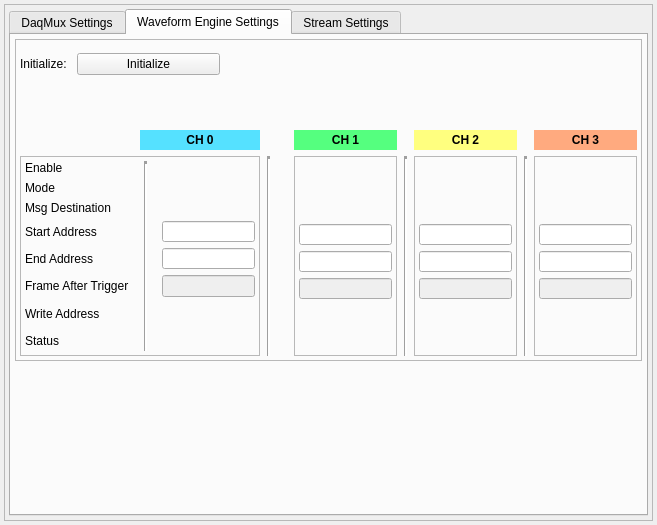
Before: the Qt Designer form new_look/mux.ui in cristinasewell/ATCA_PyDM_Screens, drawn with Qt 5.
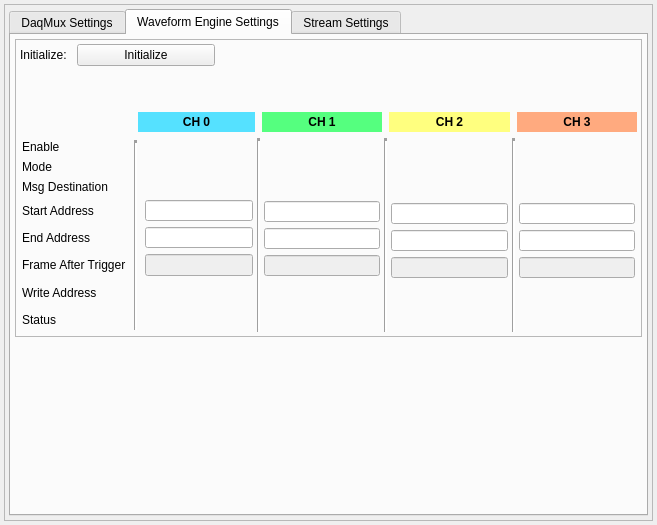
After: the same form once the commit is applied. The open tabs and pages were chosen to show the change. Custom widgets are drawn as their Qt base class.

Commit message: MNT: stretch the layout a bit for mux settings

The edit to the form file:
```diff
--- a/new_look/mux.ui
+++ b/new_look/mux.ui
@@ -925,7 +925,7 @@
                <number>4</number>
               </property>
               <property name="horizontalSpacing">
-               <number>7</number>
+               <number>2</number>
               </property>
               <item row="0" column="0">
                <layout class="QHBoxLayout" name="horizontalLayout_5" stretch="0,1,0">
@@ -976,7 +976,7 @@
               <item row="3" column="0">
                <widget class="QFrame" name="frame_10">
                 <property name="frameShape">
-                 <enum>QFrame::StyledPanel</enum>
+                 <enum>QFrame::NoFrame</enum>
                 </property>
                 <property name="frameShadow">
                  <enum>QFrame::Raised</enum>
@@ -986,19 +986,19 @@
                 </property>
                 <layout class="QGridLayout" name="gridLayout_9">
                  <property name="leftMargin">
-                  <number>4</number>
+                  <number>2</number>
                  </property>
                  <property name="topMargin">
-                  <number>4</number>
+                  <number>2</number>
                  </property>
                  <property name="rightMargin">
-                  <number>4</number>
+                  <number>2</number>
                  </property>
                  <property name="bottomMargin">
-                  <number>4</number>
+                  <number>2</number>
                  </property>
                  <property name="horizontalSpacing">
-                  <number>15</number>
+                  <number>8</number>
                  </property>
                  <item row="0" column="0">
                   <widget class="QLabel" name="label_21">
@@ -1136,6 +1136,9 @@
                    <property name="channel" stdset="0">
                     <string>ca://${DEVICE}:WFENG${ENG}_ENDADDR0</string>
                    </property>
+                   <property name="displayFormat" stdset="0">
+                    <enum>PyDMLineEdit::Hex</enum>
+                   </property>
                   </widget>
                  </item>
                  <item row="7" column="0">
@@ -1420,6 +1423,9 @@
                    <property name="channel" stdset="0">
                     <string>ca://${DEVICE}:WFENG${ENG}_STARTADDR0</string>
                    </property>
+                   <property name="displayFormat" stdset="0">
+                    <enum>PyDMLineEdit::Hex</enum>
+                   </property>
                   </widget>
                  </item>
                  <item row="2" column="0">
@@ -1486,7 +1492,7 @@
               <item row="3" column="2">
                <widget class="QFrame" name="frame_11">
                 <property name="frameShape">
-                 <enum>QFrame::StyledPanel</enum>
+                 <enum>QFrame::NoFrame</enum>
                 </property>
                 <property name="frameShadow">
                  <enum>QFrame::Raised</enum>
@@ -1496,17 +1502,20 @@
                 </property>
                 <layout class="QGridLayout" name="gridLayout_10">
                  <property name="leftMargin">
-                  <number>4</number>
+                  <number>2</number>
                  </property>
                  <property name="topMargin">
-                  <number>4</number>
+                  <number>2</number>
                  </property>
                  <property name="rightMargin">
-                  <number>4</number>
+                  <number>2</number>
                  </property>
                  <property name="bottomMargin">
                   <number>4</number>
                  </property>
+                 <property name="horizontalSpacing">
+                  <number>2</number>
+                 </property>
                  <item row="0" column="0">
                   <widget class="PyDMEnumButton" name="PyDMEnumButton_16">
                    <property name="sizePolicy">
@@ -1706,6 +1715,9 @@
                    <property name="channel" stdset="0">
                     <string>ca://${DEVICE}:WFENG${ENG}_STARTADDR1</string>
                    </property>
+                   <property name="displayFormat" stdset="0">
+                    <enum>PyDMLineEdit::Hex</enum>
+                   </property>
                   </widget>
                  </item>
                  <item row="4" column="0">
@@ -1739,6 +1751,9 @@
                    <property name="channel" stdset="0">
                     <string>ca://${DEVICE}:WFENG${ENG}_ENDADDR1</string>
                    </property>
+                   <property name="displayFormat" stdset="0">
+                    <enum>PyDMLineEdit::Hex</enum>
+                   </property>
                   </widget>
                  </item>
                  <item row="5" column="0">
@@ -1855,7 +1870,7 @@
               <item row="3" column="4">
                <widget class="QFrame" name="frame_9">
                 <property name="frameShape">
-                 <enum>QFrame::StyledPanel</enum>
+                 <enum>QFrame::NoFrame</enum>
                 </property>
                 <property name="frameShadow">
                  <enum>QFrame::Raised</enum>
@@ -1865,16 +1880,19 @@
                 </property>
                 <layout class="QGridLayout" name="gridLayout_8">
                  <property name="leftMargin">
-                  <number>4</number>
+                  <number>2</number>
                  </property>
                  <property name="topMargin">
-                  <number>4</number>
+                  <number>2</number>
                  </property>
                  <property name="rightMargin">
-                  <number>4</number>
+                  <number>2</number>
                  </property>
                  <property name="bottomMargin">
-                  <number>4</number>
+                  <number>2</number>
+                 </property>
+                 <property name="horizontalSpacing">
+                  <number>2</number>
                  </property>
                  <item row="5" column="0">
                   <widget class="PyDMLineEdit" name="PyDMLineEdit_12">
@@ -1934,6 +1952,9 @@
                    <property name="channel" stdset="0">
                     <string>ca://${DEVICE}:WFENG${ENG}_STARTADDR2</string>
                    </property>
+                   <property name="displayFormat" stdset="0">
+                    <enum>PyDMLineEdit::Hex</enum>
+                   </property>
                   </widget>
                  </item>
                  <item row="1" column="0">
@@ -2120,6 +2141,9 @@
                    <property name="channel" stdset="0">
                     <string>ca://${DEVICE}:WFENG${ENG}_ENDADDR2</string>
                    </property>
+                   <property name="displayFormat" stdset="0">
+                    <enum>PyDMLineEdit::Hex</enum>
+                   </property>
                   </widget>
                  </item>
                  <item row="7" column="0">
@@ -2242,22 +2266,6 @@
                 </property>
                </widget>
               </item>
-              <item row="0" column="1">
-               <spacer name="verticalSpacer">
-                <property name="orientation">
-                 <enum>Qt::Vertical</enum>
-                </property>
-                <property name="sizeType">
-                 <enum>QSizePolicy::Preferred</enum>
-                </property>
-                <property name="sizeHint" stdset="0">
-                 <size>
-                  <width>20</width>
-                  <height>40</height>
-                 </size>
-                </property>
-               </spacer>
-              </item>
               <item row="2" column="6">
                <widget class="QLabel" name="label_27">
                 <property name="font">
@@ -2333,7 +2341,7 @@
               <item row="3" column="6">
                <widget class="QFrame" name="frame_8">
                 <property name="frameShape">
-                 <enum>QFrame::StyledPanel</enum>
+                 <enum>QFrame::NoFrame</enum>
                 </property>
                 <property name="frameShadow">
                  <enum>QFrame::Raised</enum>
@@ -2343,16 +2351,16 @@
                 </property>
                 <layout class="QGridLayout" name="gridLayout_7">
                  <property name="leftMargin">
-                  <number>4</number>
+                  <number>2</number>
                  </property>
                  <property name="topMargin">
-                  <number>4</number>
+                  <number>2</number>
                  </property>
                  <property name="rightMargin">
-                  <number>4</number>
+                  <number>2</number>
                  </property>
                  <property name="bottomMargin">
-                  <number>4</number>
+                  <number>2</number>
                  </property>
                  <item row="0" column="0">
                   <widget class="PyDMEnumButton" name="PyDMEnumButton_13">
@@ -2553,6 +2561,9 @@
                    <property name="channel" stdset="0">
                     <string>ca://${DEVICE}:WFENG${ENG}_STARTADDR3</string>
                    </property>
+                   <property name="displayFormat" stdset="0">
+                    <enum>PyDMLineEdit::Hex</enum>
+                   </property>
                   </widget>
                  </item>
                  <item row="4" column="0">
@@ -2586,6 +2597,9 @@
                    <property name="channel" stdset="0">
                     <string>ca://${DEVICE}:WFENG${ENG}_ENDADDR3</string>
                    </property>
+                   <property name="displayFormat" stdset="0">
+                    <enum>PyDMLineEdit::Hex</enum>
+                   </property>
                   </widget>
                  </item>
                  <item row="5" column="0">
```
Left out of the diff: 904 changed lines with no effect on the pictures.
